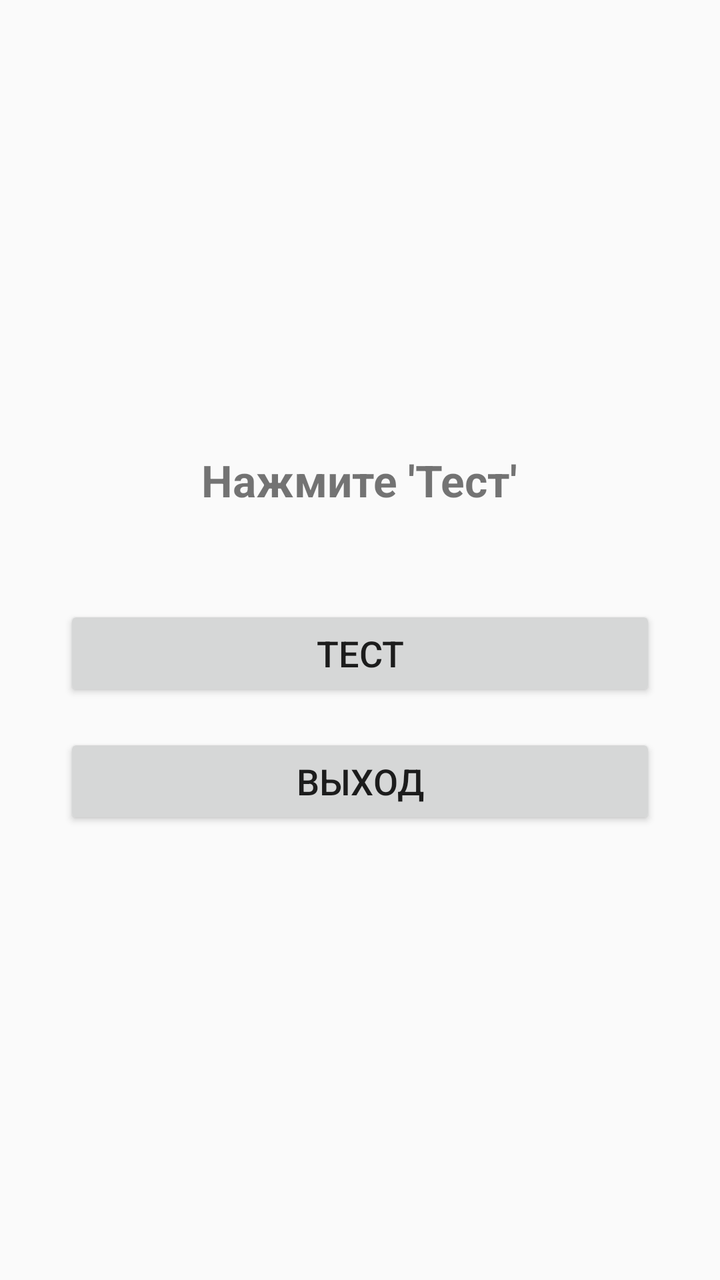
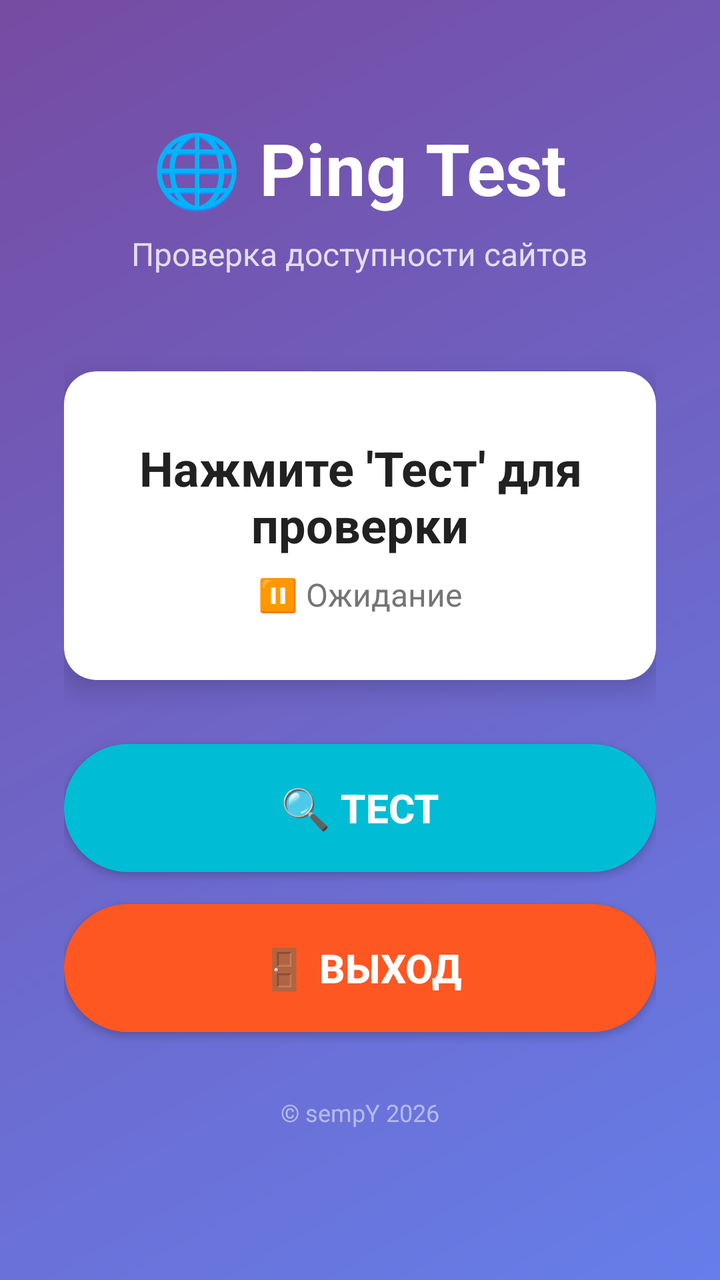

Two renders of the same Android screen: before a commit and after it. Below are the layout's source before the change and the commit's diff.
<!-- AndroidManifest.xml: application theme Theme.AppCompat.Light.DarkActionBar -->
<!-- res/layout/activity_main.xml -->
<?xml version="1.0" encoding="utf-8"?>
<LinearLayout xmlns:android="http://schemas.android.com/apk/res/android"
    android:layout_width="match_parent" android:layout_height="match_parent"
    android:orientation="vertical" android:gravity="center" android:padding="32dp">
    <TextView android:id="@+id/tvResult" android:layout_width="wrap_content"
        android:layout_height="wrap_content" android:text="Нажмите 'Тест'"
        android:textSize="22sp" android:textStyle="bold" android:textAlignment="center"
        android:layout_marginBottom="48dp"/>
    <Button android:id="@+id/btnTest" android:layout_width="match_parent"
        android:layout_height="wrap_content" android:text="Тест" android:textSize="18sp"
        android:layout_marginBottom="16dp"/>
    <Button android:id="@+id/btnExit" android:layout_width="match_parent"
        android:layout_height="wrap_content" android:text="Выход" android:textSize="18sp"/>
</LinearLayout>
<!-- resources referenced by this layout -->
<resources>

</resources>

<!-- the commit's change to res/layout/activity_main.xml (unified diff, before → after) -->
@@ -1,14 +1,109 @@
 <?xml version="1.0" encoding="utf-8"?>
-<LinearLayout xmlns:android="http://schemas.android.com/apk/res/android"
-    android:layout_width="match_parent" android:layout_height="match_parent"
-    android:orientation="vertical" android:gravity="center" android:padding="32dp">
-    <TextView android:id="@+id/tvResult" android:layout_width="wrap_content"
-        android:layout_height="wrap_content" android:text="Нажмите 'Тест'"
-        android:textSize="22sp" android:textStyle="bold" android:textAlignment="center"
-        android:layout_marginBottom="48dp"/>
-    <Button android:id="@+id/btnTest" android:layout_width="match_parent"
-        android:layout_height="wrap_content" android:text="Тест" android:textSize="18sp"
-        android:layout_marginBottom="16dp"/>
-    <Button android:id="@+id/btnExit" android:layout_width="match_parent"
-        android:layout_height="wrap_content" android:text="Выход" android:textSize="18sp"/>
-</LinearLayout>
+<ScrollView xmlns:android="http://schemas.android.com/apk/res/android"
+    android:layout_width="match_parent"
+    android:layout_height="match_parent"
+    android:background="@drawable/background_gradient"
+    android:fillViewport="true">
+
+    <LinearLayout
+        android:layout_width="match_parent"
+        android:layout_height="wrap_content"
+        android:orientation="vertical"
+        android:gravity="center"
+        android:padding="32dp">
+
+        
+        <TextView
+            android:layout_width="wrap_content"
+            android:layout_height="wrap_content"
+            android:text="🌐 Ping Test"
+            android:textSize="36sp"
+            android:textStyle="bold"
+            android:textColor="#FFFFFF"
+            android:layout_marginBottom="8dp"/>
+
+        <TextView
+            android:layout_width="wrap_content"
+            android:layout_height="wrap_content"
+            android:text="Проверка доступности сайтов"
+            android:textSize="16sp"
+            android:textColor="#FFFFFF"
+            android:alpha="0.8"
+            android:layout_marginBottom="48dp"/>
+
+        
+        <androidx.cardview.widget.CardView
+            android:layout_width="match_parent"
+            android:layout_height="wrap_content"
+            android:layout_marginBottom="32dp"
+            app:cardCornerRadius="16dp"
+            app:cardElevation="8dp"
+            xmlns:app="http://schemas.android.com/apk/res-auto">
+
+            <LinearLayout
+                android:layout_width="match_parent"
+                android:layout_height="wrap_content"
+                android:orientation="vertical"
+                android:gravity="center"
+                android:padding="32dp">
+
+                <TextView
+                    android:id="@+id/tvResult"
+                    android:layout_width="wrap_content"
+                    android:layout_height="wrap_content"
+                    android:text="Нажмите 'Тест' для проверки"
+                    android:textSize="24sp"
+                    android:textStyle="bold"
+                    android:textAlignment="center"
+                    android:textColor="#212121"/>
+
+                <TextView
+                    android:id="@+id/tvStatus"
+                    android:layout_width="wrap_content"
+                    android:layout_height="wrap_content"
+                    android:text="⏸️ Ожидание"
+                    android:textSize="16sp"
+                    android:textColor="#757575"
+                    android:layout_marginTop="8dp"/>
+
+            </LinearLayout>
+
+        </androidx.cardview.widget.CardView>
+
+        
+        <Button
+            android:id="@+id/btnTest"
+            android:layout_width="match_parent"
+            android:layout_height="64dp"
+            android:text="🔍 ТЕСТ"
+            android:textSize="20sp"
+            android:textStyle="bold"
+            android:textColor="#FFFFFF"
+            android:background="@drawable/button_test_background"
+            android:layout_marginBottom="16dp"
+            android:elevation="8dp"/>
+
+        <Button
+            android:id="@+id/btnExit"
+            android:layout_width="match_parent"
+            android:layout_height="64dp"
+            android:text="🚪 ВЫХОД"
+            android:textSize="20sp"
+            android:textStyle="bold"
+            android:textColor="#FFFFFF"
+            android:background="@drawable/button_exit_background"
+            android:elevation="8dp"/>
+
+        
+        <TextView
+            android:layout_width="wrap_content"
+            android:layout_height="wrap_content"
+            android:text="© sempY 2026"
+            android:textSize="12sp"
+            android:textColor="#80FFFFFF"
+            android:layout_marginTop="32dp"
+            android:layout_marginBottom="16dp"/>
+
+    </LinearLayout>
+
+</ScrollView>
<!-- resource entries referenced after the edit -->
@@ -1,5 +1,38 @@
 <!-- resources referenced by this layout -->
 <resources>
-
+  <!-- drawable background_gradient (drawable) -->
+  <?xml version="1.0" encoding="utf-8"?>
+  <shape xmlns:android="http://schemas.android.com/apk/res/android">
+      <gradient
+          android:startColor="@color/background_gradient_start"
+          android:endColor="@color/background_gradient_end"
+          android:angle="135"/>
+  </shape>
+  <!-- drawable button_exit_background (drawable) -->
+  <?xml version="1.0" encoding="utf-8"?>
+  <shape xmlns:android="http://schemas.android.com/apk/res/android">
+      <solid android:color="@color/button_exit"/>
+      <corners android:radius="32dp"/>
+      <padding
+          android:left="32dp"
+          android:top="16dp"
+          android:right="32dp"
+          android:bottom="16dp"/>
+  </shape>
+  <!-- drawable button_test_background (drawable) -->
+  <?xml version="1.0" encoding="utf-8"?>
+  <shape xmlns:android="http://schemas.android.com/apk/res/android">
+      <solid android:color="@color/button_test"/>
+      <corners android:radius="32dp"/>
+      <padding
+          android:left="32dp"
+          android:top="16dp"
+          android:right="32dp"
+          android:bottom="16dp"/>
+  </shape>
+  <color name="background_gradient_start">#667eea</color>
+  <color name="background_gradient_end">#764ba2</color>
+  <color name="button_exit">#FF5722</color>
+  <color name="button_test">#00BCD4</color>
 </resources>
 
